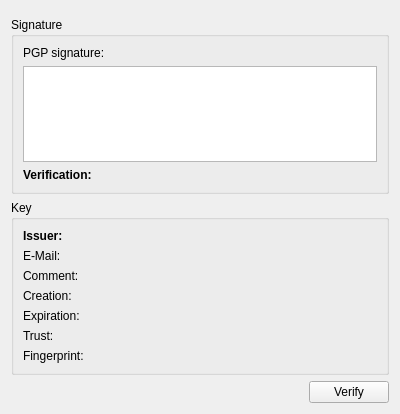
Before: the Qt Designer form ui/signaturedlg.ui in KDE/kget, drawn with Qt 5.
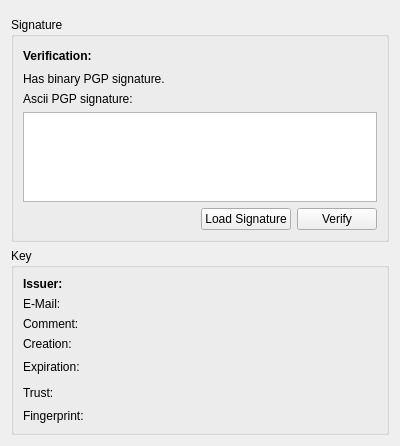
After: the same form once the commit is applied. Custom widgets are drawn as their Qt base class.

Commit message: Allows binary detached signatures and also uses the KMessageWidget in the signature dialog. Yet only show the KMessageWidget if something did not work out as planned.

```diff
--- a/ui/signaturedlg.ui
+++ b/ui/signaturedlg.ui
@@ -7,12 +7,12 @@
     <x>0</x>
     <y>0</y>
     <width>400</width>
-    <height>414</height>
+    <height>446</height>
    </rect>
   </property>
   <layout class="QVBoxLayout" name="verticalLayout_2">
    <item>
-    <widget class="KTitleWidget" name="information"/>
+    <widget class="KMessageWidget" name="information" native="true"/>
    </item>
    <item>
     <widget class="QGroupBox" name="sigGroup">
@@ -20,16 +20,6 @@
       <string>Signature</string>
      </property>
      <layout class="QVBoxLayout" name="verticalLayout">
-      <item>
-       <widget class="QLabel" name="label_7">
-        <property name="text">
-         <string>PGP signature:</string>
-        </property>
-       </widget>
-      </item>
-      <item>
-       <widget class="KTextEdit" name="signature"/>
-      </item>
       <item>
        <layout class="QFormLayout" name="formLayout">
         <item row="0" column="0">
@@ -67,10 +57,71 @@
             </property>
            </widget>
           </item>
+          <item>
+           <spacer name="horizontalSpacer">
+            <property name="orientation">
+             <enum>Qt::Horizontal</enum>
+            </property>
+            <property name="sizeHint" stdset="0">
+             <size>
+              <width>40</width>
+              <height>20</height>
+             </size>
+            </property>
+           </spacer>
+          </item>
          </layout>
         </item>
        </layout>
       </item>
+      <item>
+       <widget class="QLabel" name="binaryLabel">
+        <property name="text">
+         <string>Has binary PGP signature.</string>
+        </property>
+       </widget>
+      </item>
+      <item>
+       <widget class="QLabel" name="asciiLabel">
+        <property name="text">
+         <string>Ascii PGP signature:</string>
+        </property>
+       </widget>
+      </item>
+      <item>
+       <widget class="KTextEdit" name="signature"/>
+      </item>
+      <item>
+       <layout class="QHBoxLayout" name="horizontalLayout_5">
+        <item>
+         <spacer name="horizontalSpacer_2">
+          <property name="orientation">
+           <enum>Qt::Horizontal</enum>
+          </property>
+          <property name="sizeHint" stdset="0">
+           <size>
+            <width>40</width>
+            <height>20</height>
+           </size>
+          </property>
+         </spacer>
+        </item>
+        <item>
+         <widget class="KPushButton" name="loadSignature">
+          <property name="text">
+           <string>Load Signature</string>
+          </property>
+         </widget>
+        </item>
+        <item>
+         <widget class="KPushButton" name="verify">
+          <property name="text">
+           <string>Verify</string>
+          </property>
+         </widget>
+        </item>
+       </layout>
+      </item>
      </layout>
     </widget>
    </item>
@@ -183,6 +234,19 @@
           </property>
          </widget>
         </item>
+        <item>
+         <spacer name="horizontalSpacer_3">
+          <property name="orientation">
+           <enum>Qt::Horizontal</enum>
+          </property>
+          <property name="sizeHint" stdset="0">
+           <size>
+            <width>40</width>
+            <height>20</height>
+           </size>
+          </property>
+         </spacer>
+        </item>
        </layout>
       </item>
       <item row="5" column="0">
@@ -211,6 +275,19 @@
           </property>
          </widget>
         </item>
+        <item>
+         <spacer name="horizontalSpacer_4">
+          <property name="orientation">
+           <enum>Qt::Horizontal</enum>
+          </property>
+          <property name="sizeHint" stdset="0">
+           <size>
+            <width>40</width>
+            <height>20</height>
+           </size>
+          </property>
+         </spacer>
+        </item>
        </layout>
       </item>
       <item row="6" column="0">
@@ -233,38 +310,9 @@
      </layout>
     </widget>
    </item>
-   <item>
-    <layout class="QHBoxLayout" name="horizontalLayout_2">
-     <item>
-      <spacer name="horizontalSpacer">
-       <property name="orientation">
-        <enum>Qt::Horizontal</enum>
-       </property>
-       <property name="sizeHint" stdset="0">
-        <size>
-         <width>40</width>
-         <height>20</height>
-        </size>
-       </property>
-      </spacer>
-     </item>
-     <item>
-      <widget class="KPushButton" name="verify">
-       <property name="text">
-        <string>Verify</string>
-       </property>
-      </widget>
-     </item>
-    </layout>
-   </item>
   </layout>
  </widget>
  <customwidgets>
-  <customwidget>
-   <class>KTitleWidget</class>
-   <extends>QWidget</extends>
-   <header>ktitlewidget.h</header>
-  </customwidget>
   <customwidget>
    <class>KPushButton</class>
    <extends>QPushButton</extends>
@@ -275,6 +323,12 @@
    <extends>QTextEdit</extends>
    <header>ktextedit.h</header>
   </customwidget>
+  <customwidget>
+   <class>KMessageWidget</class>
+   <extends>QWidget</extends>
+   <header location="global">KMessageWidget</header>
+   <container>1</container>
+  </customwidget>
  </customwidgets>
  <resources/>
  <connections/>
```
The commit also changes 7 other files.
